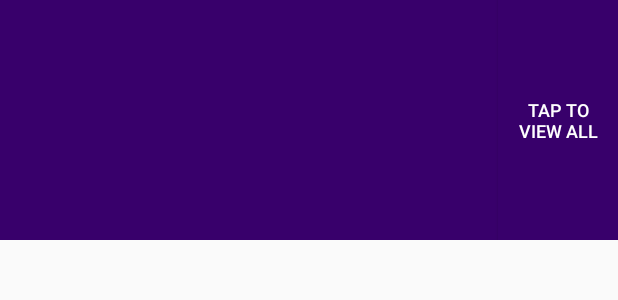
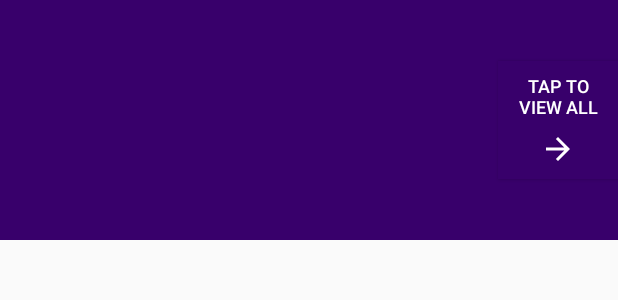
Before and after one commit to mike976/OnTheBigScreenApp_Android, an Android app: the layout list_item_featured_media.xml on its own in the app's theme, with its tools: preview values and no code run, on a phone screen of 412 x 824 dp. Shown: the top 300 px of the screen. Run offline under Robolectric (Android 15) with nearby library versions, the phone set to English and light mode, and no system bars.

Commit message:
added new drawables for navigation bar and featured fragment

```diff
--- /dev/null
+++ b/app/src/main/res/drawable/ic_baseline_arrow_forward_24.xml
@@ -0,0 +1,5 @@
+<vector android:height="24dp" android:tint="#FFFFFF"
+    android:viewportHeight="24" android:viewportWidth="24"
+    android:width="24dp" xmlns:android="http://schemas.android.com/apk/res/android">
+    <path android:fillColor="@android:color/white" android:pathData="M12,4l-1.41,1.41L16.17,11H4v2h12.17l-5.58,5.59L12,20l8,-8z"/>
+</vector>
--- /dev/null
+++ b/app/src/main/res/drawable/ic_baseline_broken_image_24.xml
@@ -0,0 +1,5 @@
+<vector android:height="24dp" android:tint="#FFFFFF"
+    android:viewportHeight="24" android:viewportWidth="24"
+    android:width="24dp" xmlns:android="http://schemas.android.com/apk/res/android">
+    <path android:fillColor="@android:color/white" android:pathData="M21,5v6.59l-3,-3.01 -4,4.01 -4,-4 -4,4 -3,-3.01L3,5c0,-1.1 0.9,-2 2,-2h14c1.1,0 2,0.9 2,2zM18,11.42l3,3.01L21,19c0,1.1 -0.9,2 -2,2L5,21c-1.1,0 -2,-0.9 -2,-2v-6.58l3,2.99 4,-4 4,4 4,-3.99z"/>
+</vector>
--- a/app/src/main/res/layout/list_item_featured_media.xml
+++ b/app/src/main/res/layout/list_item_featured_media.xml
@@ -21,7 +21,9 @@
         android:padding="8dp"
         android:id="@+id/featuredHeaderButton"
         android:layout_width="@dimen/featured_header_button_height"
-        android:layout_height="160dp"
+        android:layout_height="wrap_content"
+        android:gravity="center"
+        android:lines="2"
         android:contentDescription="@string/featured_header_button_content_description"
         app:layout_constraintBottom_toBottomOf="parent"
        app:layout_constraintEnd_toEndOf="parent"
@@ -30,6 +32,8 @@
         android:text="tap to view all"
         android:textSize="@dimen/featured_header_button_textsize"
         android:background="@color/colorPrimaryDark"
+        android:drawableBottom="@drawable/ic_baseline_arrow_forward_24"
+        android:drawablePadding="8dp"
         />
 
 
--- a/app/src/main/res/menu/navigation.xml
+++ b/app/src/main/res/menu/navigation.xml
@@ -3,12 +3,12 @@
 
   <item
     android:id="@+id/navigation_featured"
-    android:icon="@drawable/ic_folder_open_black_24px"
+    android:icon="@drawable/ic_baseline_star_24"
     android:title="@string/featured_menu_title" />
 
   <item
     android:id="@+id/navigation_search"
-    android:icon="@drawable/ic_description_black_24px"
+    android:icon="@drawable/ic_baseline_search_24"
     android:title="@string/search_menu_title" />
 
   <item
```
Also changed, not shown: app/src/main/java/com/mike976/onthebigscreen/util/Util.kt (+7 -1 lines), app/src/main/java/com/mike976/onthebigscreen/view/fragment/FeaturedCategoryAdapter.kt (+7 -1 lines), app/src/main/res/drawable/ic_baseline_search_24.xml (added, +10 -0 lines), app/src/main/res/drawable/ic_baseline_star_24.xml (added, +10 -0 lines), app/src/main/res/drawable/media_image_placeholder.png (added).
